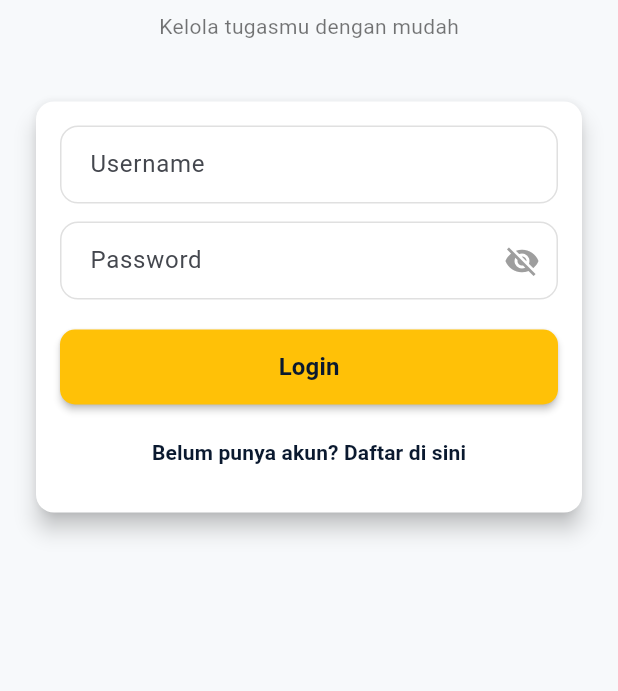
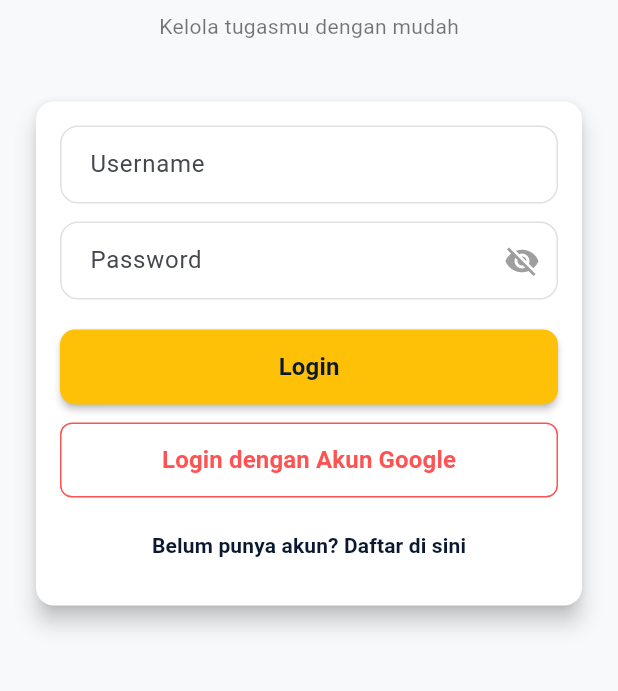
Before and after one commit to Sento2/AgendaKuliahV2, a Flutter app: the screen it shows after launch, on a phone screen of 412 x 824 dp, the part 137-828 px from its top. Run offline on Flutter 3.47's test engine with Material 3 defaults, Android fonts, the phone set to English and light mode, and no system bars; our stand-ins replace flutter_local_notifications, google_sign_in, supabase_flutter, timezone; accounts and stored records are empty.

```diff
--- a/lib/views/screens/login_screen.dart
+++ b/lib/views/screens/login_screen.dart
@@ -1,9 +1,9 @@
 import 'package:flutter/material.dart';
 import 'package:provider/provider.dart';
 import '../../viewmodels/auth_viewmodel.dart';
-import '../../viewmodels/task_viewmodel.dart'; // Tambahkan ini
-import 'register_screen.dart'; // Sudah di-uncomment
-import 'main_screen.dart'; // Sudah di-uncomment
+import '../../viewmodels/task_viewmodel.dart';
+import 'register_screen.dart';
+import 'main_screen.dart';
 import '../../core/constants/app_theme.dart';
 
 class LoginScreen extends StatefulWidget {
@@ -32,24 +32,34 @@ class _LoginScreenState extends State<LoginScreen> {
   void _handleLogin() async {
     final authViewModel = context.read<AuthViewModel>();
 
-    // Panggil fungsi login dari ViewModel
     bool success = await authViewModel.login(
       _usernameController.text,
       _passwordController.text,
     );
 
     if (!mounted) return;
+    _checkLoginSuccess(success, authViewModel);
+  }
 
+  // FUNGSI BARU: Untuk menangani klik tombol Google
+  void _handleGoogleLogin() async {
+    final authViewModel = context.read<AuthViewModel>();
+
+    // Panggil fungsi login Google dari ViewModel (Nanti kita buat fungsinya)
+    bool success = await authViewModel.loginWithGoogle();
+
+    if (!mounted) return;
+    _checkLoginSuccess(success, authViewModel);
+  }
+
+  // Dipisah agar kodenya tidak berulang
+  void _checkLoginSuccess(bool success, AuthViewModel authViewModel) {
     if (success) {
-      // 1. Ambil data user yang berhasil login
       final user = authViewModel.currentUser;
-
-      // 2. Beritahu TaskViewModel siapa yang sedang login agar datanya sinkron
       if (user != null) {
         context.read<TaskViewModel>().setUserId(user.id!);
       }
 
-      // 3. Pindah ke MainScreen (Komentar sudah dibuka)
       Navigator.pushReplacement(
         context,
         MaterialPageRoute(builder: (context) => const MainScreen()),
@@ -157,6 +167,38 @@ class _LoginScreenState extends State<LoginScreen> {
                           );
                         },
                       ),
+                      const SizedBox(height: 12),
+
+                      // --- TOMBOL BARU: LOGIN DENGAN GOOGLE ---
+                      Consumer<AuthViewModel>(
+                        builder: (context, authViewModel, child) {
+                          return SizedBox(
+                            width: double.infinity,
+                            height: 50,
+                            child: OutlinedButton(
+                              onPressed: authViewModel.isLoading
+                                  ? null
+                                  : _handleGoogleLogin,
+                              style: OutlinedButton.styleFrom(
+                                side: const BorderSide(color: Colors.redAccent),
+                                shape: RoundedRectangleBorder(
+                                  borderRadius: BorderRadius.circular(8.0),
+                                ),
+                              ),
+                              child: const Text(
+                                "Login dengan Akun Google",
+                                style: TextStyle(
+                                  fontSize: 16,
+                                  color: Colors.redAccent,
+                                  fontWeight: FontWeight.bold,
+                                ),
+                              ),
+                            ),
+                          );
+                        },
+                      ),
+                      // ----------------------------------------
+
                       const SizedBox(height: 8),
                       TextButton(
                         onPressed: () {
--- a/pubspec.yaml
+++ b/pubspec.yaml
@@ -38,6 +38,10 @@ dependencies:
   provider: ^6.1.5+1
   flutter_local_notifications: ^17.1.2
   timezone: ^0.9.2
+
+  google_sign_in: ^6.2.1
+  googleapis: ^13.1.0
+  googleapis_auth: ^1.4.1
 
 dev_dependencies:
   flutter_test:
```
Also changed, not shown: lib/data/services/supabase_service.dart (+36 -0 lines), lib/viewmodels/auth_viewmodel.dart (+63 -12 lines), pubspec.lock, 4 other files.
